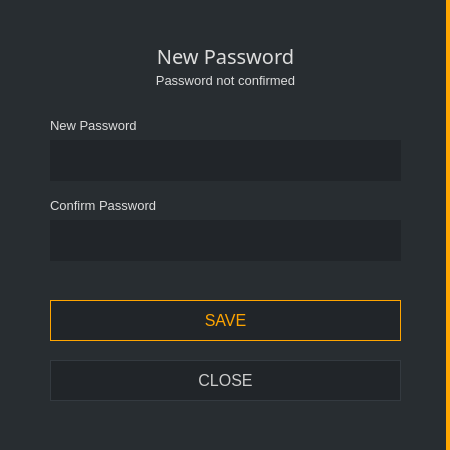
Old version of the form src/gui/ui/newpassworddialog.ui in the repository ConcealNetwork/conceal-desktop.
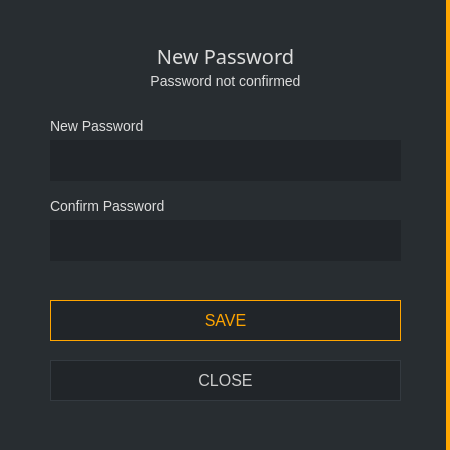
New version of the form.

```diff
--- a/src/gui/ui/newpassworddialog.ui
+++ b/src/gui/ui/newpassworddialog.ui
@@ -96,7 +96,7 @@
        </font>
       </property>
       <property name="styleSheet">
-       <string notr="true">color: #ddd;border-right: 0px;font-size: 13px;</string>
+       <string notr="true">color: #ddd;border-right: 0px;font-size: 14px;</string>
       </property>
       <property name="text">
        <string>New Password</string>
@@ -166,7 +166,7 @@
        </font>
       </property>
       <property name="styleSheet">
-       <string notr="true">color: #ddd;border-right: 0px;font-size: 13px;</string>
+       <string notr="true">color: #ddd;border-right: 0px;font-size: 14px;</string>
       </property>
       <property name="text">
        <string>Confirm Password</string>
@@ -218,7 +218,7 @@
        </font>
       </property>
       <property name="styleSheet">
-       <string notr="true">color: #ddd;border-right: 0px;font-size: 13px;</string>
+       <string notr="true">color: #ddd;border-right: 0px;font-size: 14px;</string>
       </property>
       <property name="text">
        <string>Password not confirmed</string>
```
Left out of the diff: 6 changed lines with no effect on the pictures.
